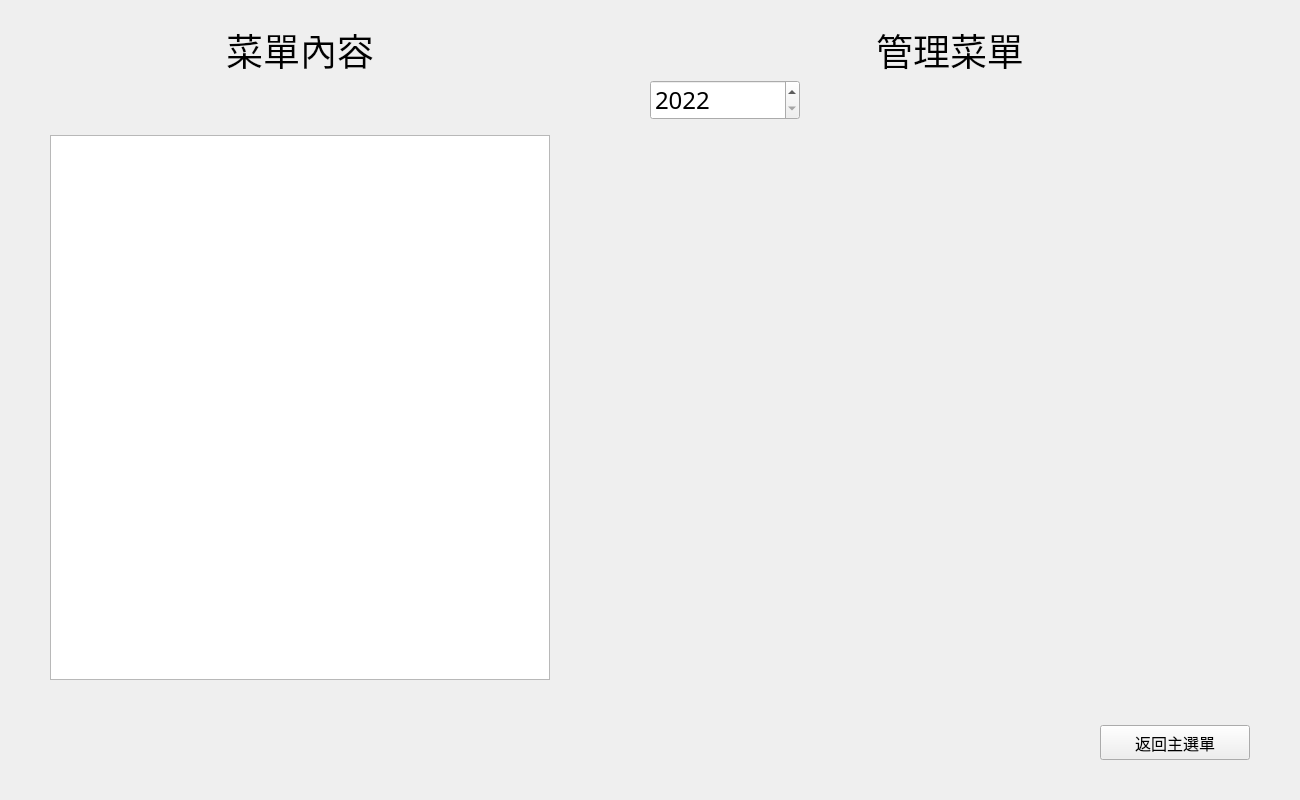
Before: the Qt Designer form AccountSystem/ui/setPage.ui in bryannnnn-h/account_system, drawn with Qt 5.
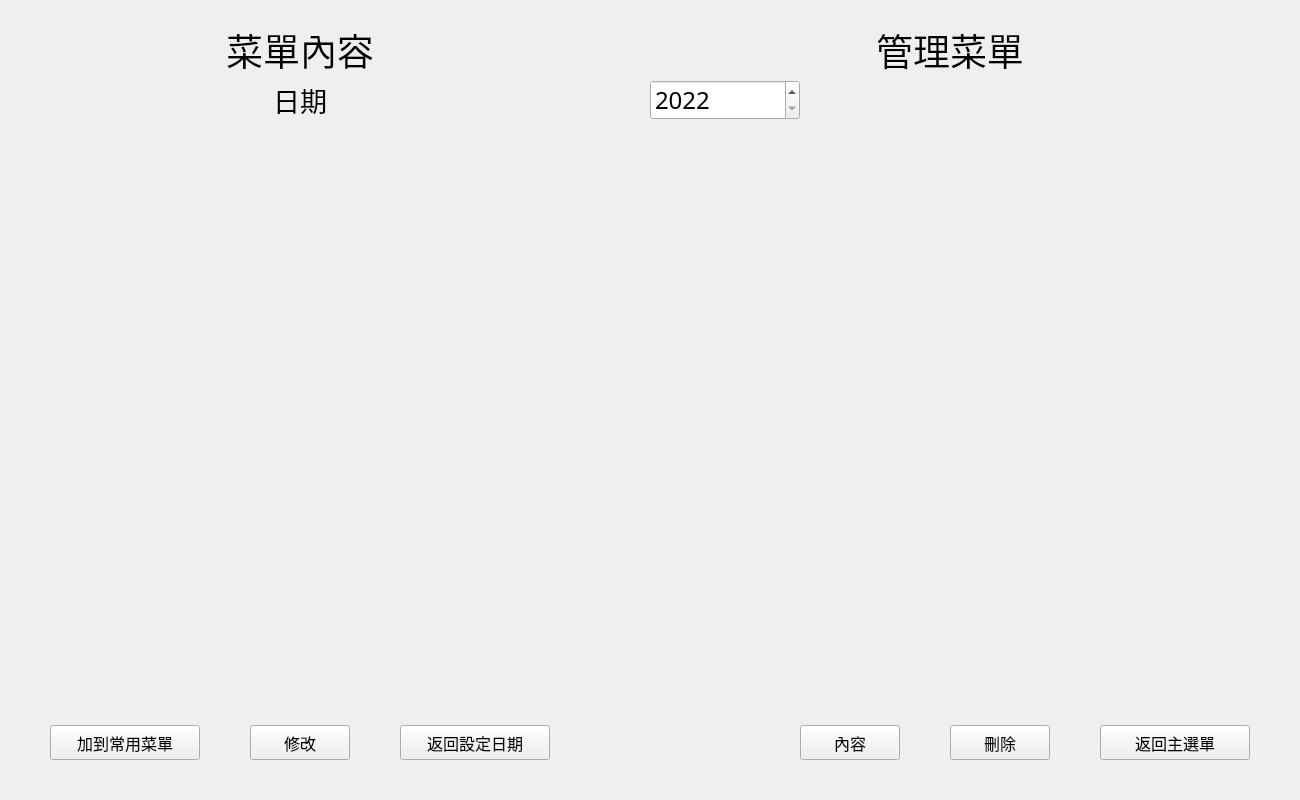
After: the same form once the commit is applied.

Diff of the .ui file:
```diff
--- a/AccountSystem/ui/setPage.ui
+++ b/AccountSystem/ui/setPage.ui
@@ -26,7 +26,7 @@
     </rect>
    </property>
    <property name="currentIndex">
-    <number>1</number>
+    <number>2</number>
    </property>
    <widget class="QWidget" name="setDate_page">
     <widget class="QDateEdit" name="date_dateEdit">
@@ -115,40 +115,6 @@
      </property>
     </widget>
    </widget>
-   <widget class="QWidget" name="MenuDetail_page">
-    <widget class="QLabel" name="label_3">
-     <property name="geometry">
-      <rect>
-       <x>0</x>
-       <y>25</y>
-       <width>600</width>
-       <height>50</height>
-      </rect>
-     </property>
-     <property name="font">
-      <font>
-       <family>微軟正黑體</family>
-       <pointsize>28</pointsize>
-      </font>
-     </property>
-     <property name="text">
-      <string>菜單內容</string>
-     </property>
-     <property name="alignment">
-      <set>Qt::AlignCenter</set>
-     </property>
-    </widget>
-    <widget class="QTableView" name="menuDetail_tableView">
-     <property name="geometry">
-      <rect>
-       <x>50</x>
-       <y>135</y>
-       <width>500</width>
-       <height>545</height>
-      </rect>
-     </property>
-    </widget>
-   </widget>
    <widget class="QWidget" name="setMenu_page">
     <widget class="QPushButton" name="add_fav_PushButton">
      <property name="geometry">
@@ -409,6 +375,136 @@
      </property>
     </widget>
    </widget>
+   <widget class="QWidget" name="menuDetail_page">
+    <widget class="QLabel" name="menuDetailStoreName_label">
+     <property name="geometry">
+      <rect>
+       <x>0</x>
+       <y>25</y>
+       <width>600</width>
+       <height>50</height>
+      </rect>
+     </property>
+     <property name="font">
+      <font>
+       <family>微軟正黑體</family>
+       <pointsize>28</pointsize>
+      </font>
+     </property>
+     <property name="text">
+      <string>菜單內容</string>
+     </property>
+     <property name="alignment">
+      <set>Qt::AlignCenter</set>
+     </property>
+    </widget>
+    <widget class="QWidget" name="menuDetail_widget" native="true">
+     <property name="geometry">
+      <rect>
+       <x>50</x>
+       <y>135</y>
+       <width>500</width>
+       <height>545</height>
+      </rect>
+     </property>
+     <layout class="QVBoxLayout" name="menuDetail_verticalLayout">
+      <property name="spacing">
+       <number>0</number>
+      </property>
+      <property name="leftMargin">
+       <number>0</number>
+      </property>
+      <property name="topMargin">
+       <number>0</number>
+      </property>
+      <property name="rightMargin">
+       <number>0</number>
+      </property>
+      <property name="bottomMargin">
+       <number>0</number>
+      </property>
+     </layout>
+    </widget>
+    <widget class="QLabel" name="menuDetailDate_label">
+     <property name="geometry">
+      <rect>
+       <x>0</x>
+       <y>75</y>
+       <width>600</width>
+       <height>50</height>
+      </rect>
+     </property>
+     <property name="font">
+      <font>
+       <family>微軟正黑體</family>
+       <pointsize>20</pointsize>
+      </font>
+     </property>
+     <property name="text">
+      <string>日期</string>
+     </property>
+     <property name="alignment">
+      <set>Qt::AlignCenter</set>
+     </property>
+    </widget>
+    <widget class="QPushButton" name="returnSetDate_pushButton_2">
+     <property name="geometry">
+      <rect>
+       <x>400</x>
+       <y>725</y>
+       <width>150</width>
+       <height>35</height>
+      </rect>
+     </property>
+     <property name="font">
+      <font>
+       <family>微軟正黑體</family>
+       <pointsize>12</pointsize>
+      </font>
+     </property>
+     <property name="text">
+      <string>返回設定日期</string>
+     </property>
+    </widget>
+    <widget class="QPushButton" name="modifyMenuDetail_pushButton">
+     <property name="geometry">
+      <rect>
+       <x>250</x>
+       <y>725</y>
+       <width>100</width>
+       <height>35</height>
+      </rect>
+     </property>
+     <property name="font">
+      <font>
+       <family>微軟正黑體</family>
+       <pointsize>12</pointsize>
+      </font>
+     </property>
+     <property name="text">
+      <string>修改</string>
+     </property>
+    </widget>
+    <widget class="QPushButton" name="add_fav_PushButton_2">
+     <property name="geometry">
+      <rect>
+       <x>50</x>
+       <y>725</y>
+       <width>150</width>
+       <height>35</height>
+      </rect>
+     </property>
+     <property name="font">
+      <font>
+       <family>微軟正黑體</family>
+       <pointsize>12</pointsize>
+      </font>
+     </property>
+     <property name="text">
+      <string>加到常用菜單</string>
+     </property>
+    </widget>
+   </widget>
   </widget>
   <widget class="QLabel" name="label_2">
    <property name="geometry">
@@ -530,6 +626,44 @@
     </property>
    </layout>
   </widget>
+  <widget class="QPushButton" name="deleteMenuRecord_pushButton">
+   <property name="geometry">
+    <rect>
+     <x>950</x>
+     <y>725</y>
+     <width>100</width>
+     <height>35</height>
+    </rect>
+   </property>
+   <property name="font">
+    <font>
+     <family>微軟正黑體</family>
+     <pointsize>12</pointsize>
+    </font>
+   </property>
+   <property name="text">
+    <string>刪除</string>
+   </property>
+  </widget>
+  <widget class="QPushButton" name="showMenuDetail_pushButton">
+   <property name="geometry">
+    <rect>
+     <x>800</x>
+     <y>725</y>
+     <width>100</width>
+     <height>35</height>
+    </rect>
+   </property>
+   <property name="font">
+    <font>
+     <family>微軟正黑體</family>
+     <pointsize>12</pointsize>
+    </font>
+   </property>
+   <property name="text">
+    <string>內容</string>
+   </property>
+  </widget>
  </widget>
  <resources/>
  <connections/>
```
Left out of the diff: 4 changed lines with no effect on the pictures.
